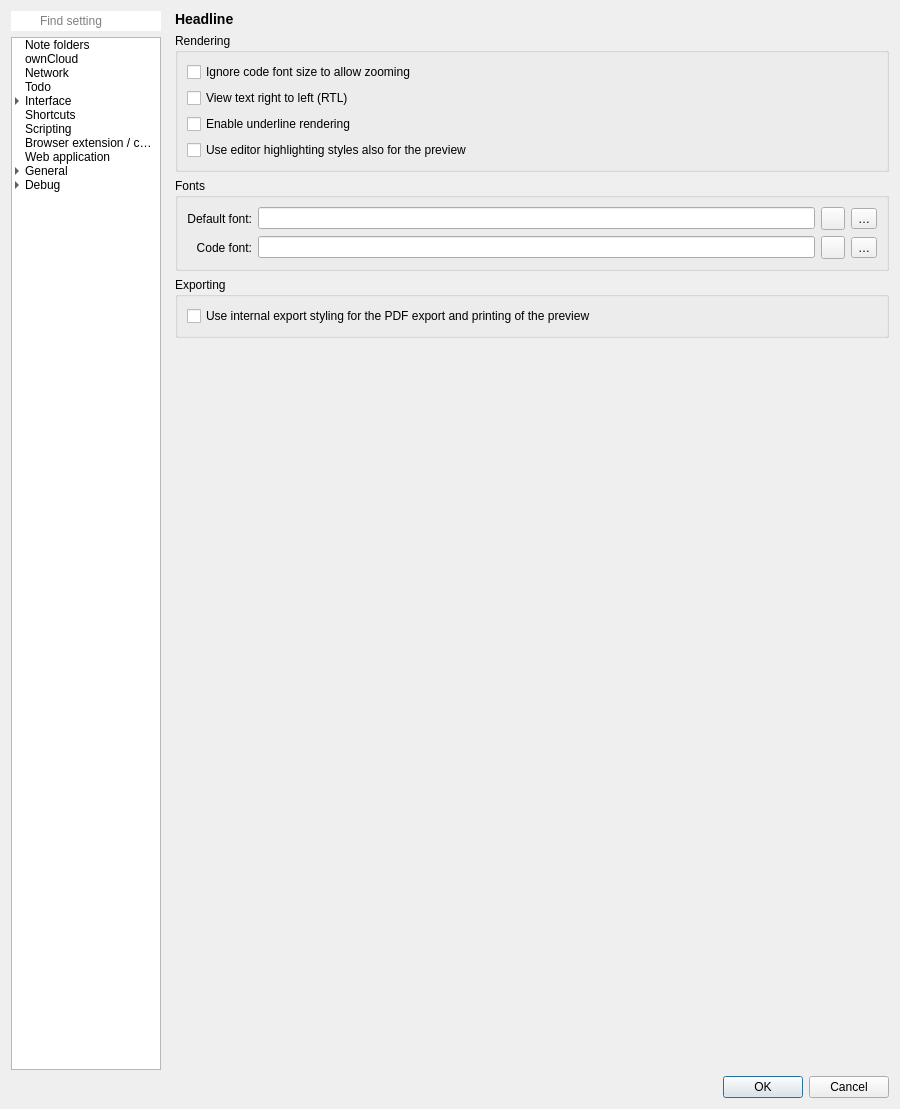
Before: the Qt Designer form src/dialogs/settingsdialog.ui in pbek/QOwnNotes, drawn with Qt 5.
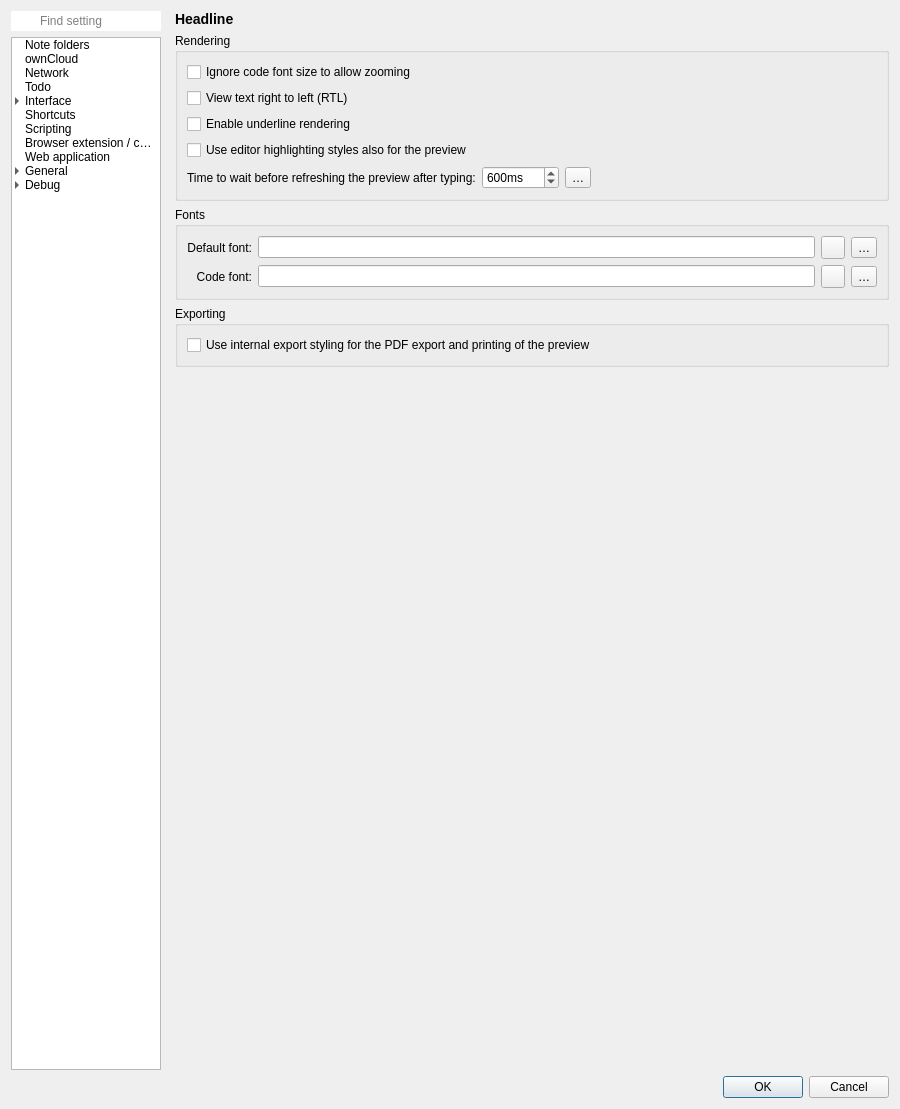
After: the same form once the commit is applied. The open tabs and pages were chosen to show the change. Icons and pictures are not drawn. Custom widgets are drawn as their Qt base class.

Commit message: Implement preview refresh editing debouncing (#2535)

Diff of the .ui file:
```diff
--- a/src/dialogs/settingsdialog.ui
+++ b/src/dialogs/settingsdialog.ui
@@ -4791,35 +4791,84 @@
                <property name="title">
                 <string>Rendering</string>
                </property>
-               <layout class="QVBoxLayout" name="verticalLayout_30">
-                <item>
-                 <widget class="QCheckBox" name="noteTextViewIgnoreCodeFontSizeCheckBox">
+               <layout class="QGridLayout" name="gridLayout_82">
+                <item row="4" column="0">
+                 <widget class="QLabel" name="cursorWidthLabel_2">
                   <property name="text">
-                   <string>Ignore code font size to allow zooming</string>
+                   <string>Time to wait before refreshing the preview after typing:</string>
                   </property>
                  </widget>
                 </item>
-                <item>
-                 <widget class="QCheckBox" name="noteTextViewRTLCheckBox">
+                <item row="4" column="2">
+                 <widget class="QToolButton" name="noteTextViewRefreshDebounceTimeResetButton">
+                  <property name="toolTip">
+                   <string>Reset the debounce time</string>
+                  </property>
                   <property name="text">
-                   <string>View text right to left (RTL)</string>
+                   <string notr="true">…</string>
                   </property>
                  </widget>
                 </item>
-                <item>
-                 <widget class="QCheckBox" name="noteTextViewUnderlineCheckBox">
-                  <property name="text">
-                   <string>Enable underline rendering</string>
+                <item row="4" column="1">
+                 <widget class="QSpinBox" name="noteTextViewRefreshDebounceTimeSpinBox">
+                  <property name="toolTip">
+                   <string>0ms means don't wait for the typing to stop</string>
                   </property>
+                  <property name="suffix">
+                   <string notr="true">ms</string>
+                  </property>
+                  <property name="minimum">
+                   <number>0</number>
+                  </property>
+                  <property name="maximum">
+                   <number>10000</number>
+                  </property>
+                  <property name="value">
+                   <number>600</number>
+                  </property>
                  </widget>
                 </item>
-                <item>
+                <item row="4" column="3">
+                 <spacer name="horizontalSpacer_17">
+                  <property name="orientation">
+                   <enum>Qt::Horizontal</enum>
+                  </property>
+                  <property name="sizeHint" stdset="0">
+                   <size>
+                    <width>40</width>
+                    <height>20</height>
+                   </size>
+                  </property>
+                 </spacer>
+                </item>
+                <item row="3" column="0" colspan="4">
                  <widget class="QCheckBox" name="noteTextViewUseEditorStylesCheckBox">
                   <property name="text">
                    <string>Use editor highlighting styles also for the preview</string>
                   </property>
                  </widget>
                 </item>
+                <item row="2" column="0" colspan="2">
+                 <widget class="QCheckBox" name="noteTextViewUnderlineCheckBox">
+                  <property name="text">
+                   <string>Enable underline rendering</string>
+                  </property>
+                 </widget>
+                </item>
+                <item row="1" column="0" colspan="2">
+                 <widget class="QCheckBox" name="noteTextViewRTLCheckBox">
+                  <property name="text">
+                   <string>View text right to left (RTL)</string>
+                  </property>
+                 </widget>
+                </item>
+                <item row="0" column="0" colspan="2">
+                 <widget class="QCheckBox" name="noteTextViewIgnoreCodeFontSizeCheckBox">
+                  <property name="text">
+                   <string>Ignore code font size to allow zooming</string>
+                  </property>
+                 </widget>
+                </item>
                </layout>
               </widget>
              </item>
```
Left out of the diff: 30 changed lines with no effect on the pictures. The commit also changes 7 other files.
